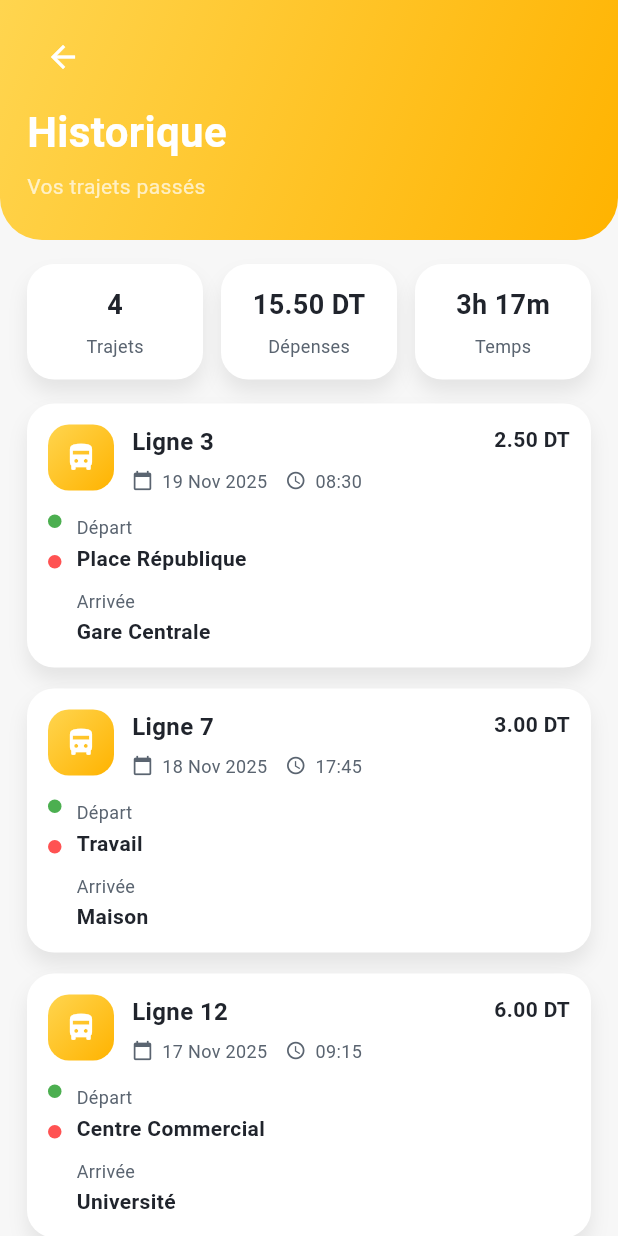
After one commit to jawheressid/mobile_takekar, a Flutter app: the HistoryPage screen opened by its route, on a phone screen of 412 x 824 dp. The commit adds this screen. Run offline on Flutter 3.47's test engine with Material 3 defaults, Android fonts, the phone set to English and light mode, and no system bars; our stand-ins replace cloud_firestore, firebase_auth, firebase_core, flutter_map, latlong2; accounts and stored records are empty.

Commit message:
final front_end

```diff
--- a/lib/main.dart
+++ b/lib/main.dart
@@ -2,6 +2,7 @@ import 'pages/report_problem_page.dart';
 import 'package:flutter/material.dart';
 import 'package:flutter/foundation.dart' show kIsWeb;
 import 'package:firebase_core/firebase_core.dart';
+import 'pages/history_page.dart';
 import 'pages/trip_details_page.dart';
 import 'pages/trip_results_page.dart';
 import 'pages/trip_search_page.dart';
@@ -54,6 +55,7 @@ class TakeKarApp extends StatelessWidget {
       initialRoute: SplashScreen.route,
       routes: {
         ReportProblemPage.route: (_) => const ReportProblemPage(),
+        HistoryPage.route: (_) => const HistoryPage(),
         TripSearchPage.route: (_) => const TripSearchPage(),
         TripResultsPage.route: (_) => const TripResultsPage(),
         TripDetailsPage.route: (_) => const TripDetailsPage(),
--- /dev/null
+++ b/lib/pages/history_page.dart
@@ -0,0 +1,380 @@
+import 'package:flutter/material.dart';
+
+import '../theme/app_colors.dart';
+
+class HistoryPage extends StatelessWidget {
+  const HistoryPage({super.key});
+
+  static const String route = '/history';
+
+  static const List<_TripHistoryItem> _items = [
+    _TripHistoryItem(
+      lineName: 'Ligne 3',
+      dateLabel: '19 Nov 2025',
+      timeLabel: '08:30',
+      from: 'Place République',
+      to: 'Gare Centrale',
+      priceTnd: 2.500,
+      durationMinutes: 37,
+    ),
+    _TripHistoryItem(
+      lineName: 'Ligne 7',
+      dateLabel: '18 Nov 2025',
+      timeLabel: '17:45',
+      from: 'Travail',
+      to: 'Maison',
+      priceTnd: 3.000,
+      durationMinutes: 55,
+    ),
+    _TripHistoryItem(
+      lineName: 'Ligne 12',
+      dateLabel: '17 Nov 2025',
+      timeLabel: '09:15',
+      from: 'Centre Commercial',
+      to: 'Université',
+      priceTnd: 6.000,
+      durationMinutes: 65,
+    ),
+    _TripHistoryItem(
+      lineName: 'Ligne 1',
+      dateLabel: '15 Nov 2025',
+      timeLabel: '12:10',
+      from: 'Maison',
+      to: 'Centre-ville',
+      priceTnd: 4.000,
+      durationMinutes: 40,
+    ),
+  ];
+
+  @override
+  Widget build(BuildContext context) {
+    final tripCount = _items.length;
+    final totalTnd = _items.fold<double>(0, (sum, e) => sum + e.priceTnd);
+    final totalMinutes = _items.fold<int>(
+      0,
+      (sum, e) => sum + e.durationMinutes,
+    );
+
+    return Scaffold(
+      backgroundColor: AppColors.background,
+      body: SafeArea(
+        child: Column(
+          children: [
+            Container(
+              width: double.infinity,
+              padding: const EdgeInsets.fromLTRB(18, 14, 18, 26),
+              decoration: const BoxDecoration(
+                gradient: sunriseGradient,
+                borderRadius: BorderRadius.only(
+                  bottomLeft: Radius.circular(28),
+                  bottomRight: Radius.circular(28),
+                ),
+              ),
+              child: Column(
+                crossAxisAlignment: CrossAxisAlignment.start,
+                children: [
+                  IconButton(
+                    onPressed: () => Navigator.of(context).pop(),
+                    icon: const Icon(Icons.arrow_back, color: Colors.white),
+                  ),
+                  const SizedBox(height: 6),
+                  const Text(
+                    'Historique',
+                    style: TextStyle(
+                      color: Colors.white,
+                      fontSize: 28,
+                      fontWeight: FontWeight.w700,
+                    ),
+                  ),
+                  const SizedBox(height: 6),
+                  const Text(
+                    'Vos trajets passés',
+                    style: TextStyle(color: Colors.white70),
+                  ),
+                ],
+              ),
+            ),
+            Expanded(
+              child: ListView(
+                padding: const EdgeInsets.fromLTRB(18, 16, 18, 18),
+                children: [
+                  Row(
+                    children: [
+                      Expanded(
+                        child: _SummaryCard(
+                          value: '$tripCount',
+                          label: 'Trajets',
+                        ),
+                      ),
+                      const SizedBox(width: 12),
+                      Expanded(
+                        child: _SummaryCard(
+                          value: '${totalTnd.toStringAsFixed(2)} DT',
+                          label: 'Dépenses',
+                        ),
+                      ),
+                      const SizedBox(width: 12),
+                      Expanded(
+                        child: _SummaryCard(
+                          value: _formatDuration(totalMinutes),
+                          label: 'Temps',
+                        ),
+                      ),
+                    ],
+                  ),
+                  const SizedBox(height: 16),
+                  ..._items.map((e) => _HistoryTripCard(item: e)),
+                ],
+              ),
+            ),
+          ],
+        ),
+      ),
+    );
+  }
+}
+
+class _SummaryCard extends StatelessWidget {
+  const _SummaryCard({required this.value, required this.label});
+
+  final String value;
+  final String label;
+
+  @override
+  Widget build(BuildContext context) {
+    return Container(
+      padding: const EdgeInsets.symmetric(horizontal: 14, vertical: 14),
+      decoration: BoxDecoration(
+        color: Colors.white,
+        borderRadius: BorderRadius.circular(18),
+        boxShadow: const [
+          BoxShadow(
+            color: Color(0x14000000),
+            blurRadius: 10,
+            offset: Offset(0, 8),
+          ),
+        ],
+      ),
+      child: Column(
+        children: [
+          Text(
+            value,
+            maxLines: 1,
+            overflow: TextOverflow.ellipsis,
+            style: const TextStyle(
+              fontSize: 18,
+              fontWeight: FontWeight.w700,
+              color: AppColors.textPrimary,
+            ),
+          ),
+          const SizedBox(height: 6),
+          Text(
+            label,
+            style: const TextStyle(color: AppColors.textSecondary, fontSize: 12),
+          ),
+        ],
+      ),
+    );
+  }
+}
+
+class _HistoryTripCard extends StatelessWidget {
+  const _HistoryTripCard({required this.item});
+
+  final _TripHistoryItem item;
+
+  @override
+  Widget build(BuildContext context) {
+    return Padding(
+      padding: const EdgeInsets.only(bottom: 14),
+      child: Container(
+        padding: const EdgeInsets.all(14),
+        decoration: BoxDecoration(
+          color: Colors.white,
+          borderRadius: BorderRadius.circular(18),
+          boxShadow: const [
+            BoxShadow(
+              color: Color(0x14000000),
+              blurRadius: 10,
+              offset: Offset(0, 8),
+            ),
+          ],
+        ),
+        child: Column(
+          children: [
+            Row(
+              crossAxisAlignment: CrossAxisAlignment.start,
+              children: [
+                Container(
+                  width: 44,
+                  height: 44,
+                  decoration: BoxDecoration(
+                    gradient: sunriseGradient,
+                    borderRadius: BorderRadius.circular(14),
+                  ),
+                  child: const Icon(
+                    Icons.directions_bus_filled,
+                    color: Colors.white,
+                    size: 22,
+                  ),
+                ),
+                const SizedBox(width: 12),
+                Expanded(
+                  child: Column(
+                    crossAxisAlignment: CrossAxisAlignment.start,
+                    children: [
+                      Text(
+                        item.lineName,
+                        style: const TextStyle(
+                          color: AppColors.textPrimary,
+                          fontSize: 16,
+                          fontWeight: FontWeight.w700,
+                        ),
+                      ),
+                      const SizedBox(height: 6),
+                      Row(
+                        children: [
+                          const Icon(
+                            Icons.calendar_today,
+                            size: 14,
+                            color: AppColors.textSecondary,
+                          ),
+                          const SizedBox(width: 6),
+                          Text(
+                            item.dateLabel,
+                            style: const TextStyle(
+                              color: AppColors.textSecondary,
+                              fontSize: 12,
+                            ),
+                          ),
+                          const SizedBox(width: 12),
+                          const Icon(
+                            Icons.access_time,
+                            size: 14,
+                            color: AppColors.textSecondary,
+                          ),
+                          const SizedBox(width: 6),
+                          Text(
+                            item.timeLabel,
+                            style: const TextStyle(
+                              color: AppColors.textSecondary,
+                              fontSize: 12,
+                            ),
+                          ),
+                        ],
+                      ),
+                    ],
+                  ),
+                ),
+                Text(
+                  '${item.priceTnd.toStringAsFixed(2)} DT',
+                  style: const TextStyle(
+                    color: AppColors.textPrimary,
+                    fontWeight: FontWeight.w700,
+                    fontSize: 14,
+                  ),
+                ),
+              ],
+            ),
+            const SizedBox(height: 14),
+            Row(
+              crossAxisAlignment: CrossAxisAlignment.start,
+              children: [
+                Column(
+                  children: const [
+                    _Dot(color: Colors.green),
+                    SizedBox(height: 18),
+                    _Dot(color: Colors.redAccent),
+                  ],
+                ),
+                const SizedBox(width: 10),
+                Expanded(
+                  child: Column(
+                    crossAxisAlignment: CrossAxisAlignment.start,
+                    children: [
+                      const Text(
+                        'Départ',
+                        style: TextStyle(
+                          color: AppColors.textSecondary,
+                          fontSize: 12,
+                        ),
+                      ),
+                      const SizedBox(height: 2),
+                      Text(
+                        item.from,
+                        style: const TextStyle(
+                          color: AppColors.textPrimary,
+                          fontSize: 14,
+                          fontWeight: FontWeight.w600,
+                        ),
+                      ),
+                      const SizedBox(height: 10),
+                      const Text(
+                        'Arrivée',
+                        style: TextStyle(
+                          color: AppColors.textSecondary,
+                          fontSize: 12,
+                        ),
+                      ),
+                      const SizedBox(height: 2),
+                      Text(
+                        item.to,
+                        style: const TextStyle(
+                          color: AppColors.textPrimary,
+                          fontSize: 14,
+                          fontWeight: FontWeight.w600,
+                        ),
+                      ),
+                    ],
+                  ),
+                ),
+              ],
+            ),
+          ],
+        ),
+      ),
+    );
+  }
+}
+
+class _Dot extends StatelessWidget {
+  const _Dot({required this.color});
+
+  final Color color;
+
+  @override
+  Widget build(BuildContext context) {
+    return Container(
+      width: 9,
+      height: 9,
+      decoration: BoxDecoration(color: color, shape: BoxShape.circle),
+    );
+  }
+}
+
+class _TripHistoryItem {
+  const _TripHistoryItem({
+    required this.lineName,
+    required this.dateLabel,
+    required this.timeLabel,
+    required this.from,
+    required this.to,
+    required this.priceTnd,
+    required this.durationMinutes,
+  });
+
+  final String lineName;
+  final String dateLabel;
+  final String timeLabel;
+  final String from;
+  final String to;
+  final double priceTnd;
+  final int durationMinutes;
+}
+
+String _formatDuration(int totalMinutes) {
+  final hours = totalMinutes ~/ 60;
+  final minutes = totalMinutes % 60;
+  if (hours <= 0) return '${minutes}m';
+  return '${hours}h ${minutes.toString().padLeft(2, '0')}m';
+}
--- a/lib/screens/user_dashboard.dart
+++ b/lib/screens/user_dashboard.dart
@@ -1,5 +1,6 @@
 import 'package:flutter/material.dart';
 import '../pages/report_problem_page.dart';
+import '../pages/history_page.dart';
 import '../pages/trip_search_page.dart';
 import '../theme/app_colors.dart';
 import '../widgets/cards.dart';
@@ -34,6 +35,7 @@ class UserDashboardScreen extends StatelessWidget {
         'Trajets passés',
         Icons.history,
         AppColors.sunrise,
+        onTap: () => Navigator.of(context).pushNamed(HistoryPage.route),
       ),
       FeatureCardData(
         'Signaler',
```
